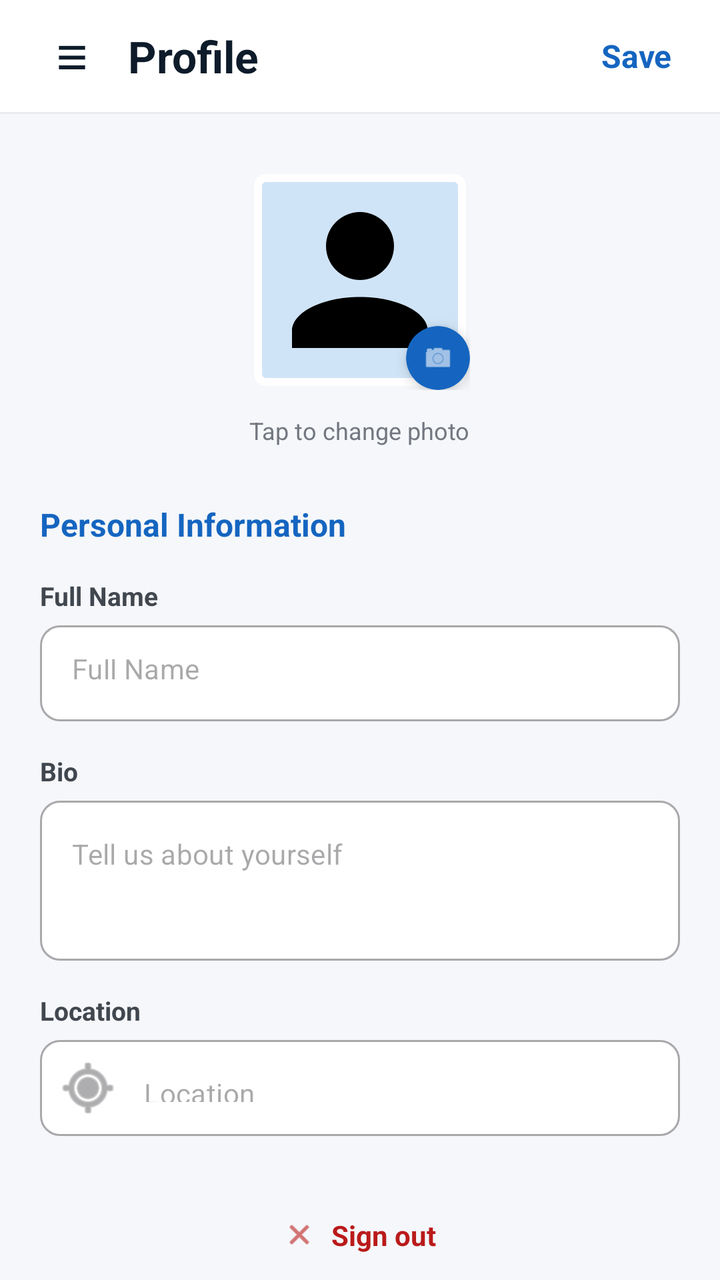
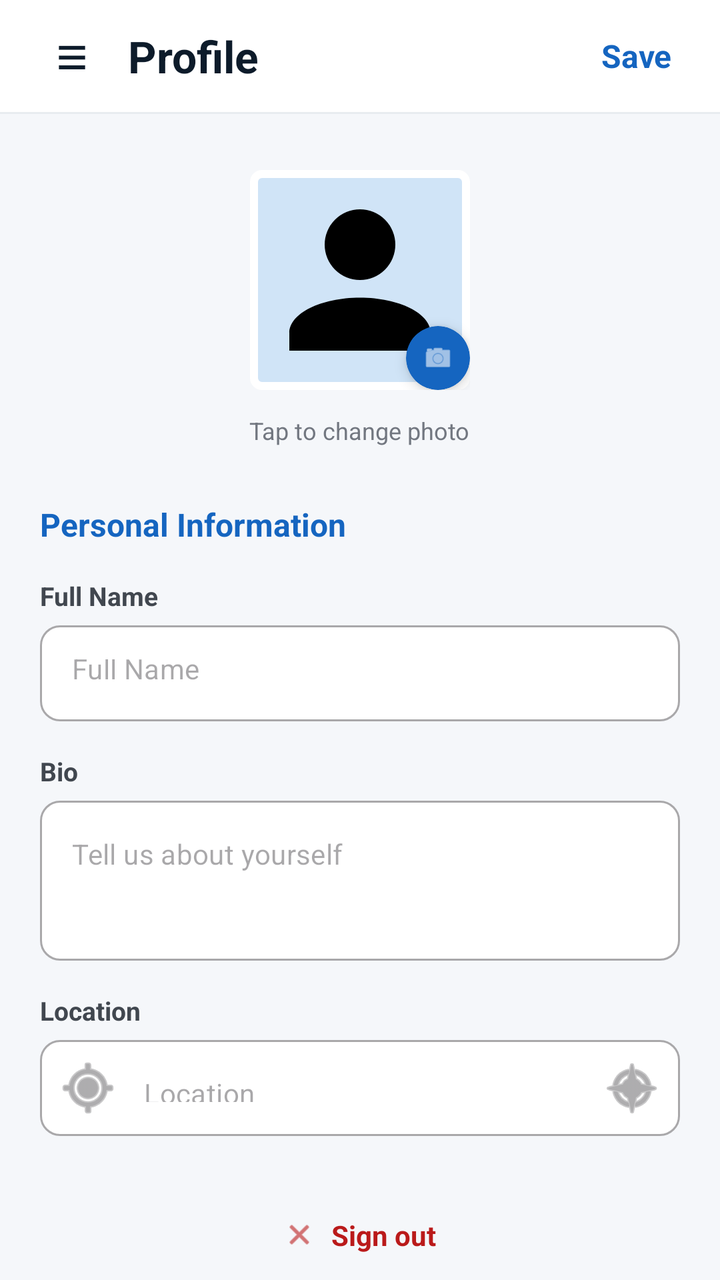

An Android layout rendered at two revisions. The XML below is the earlier revision; the diff shows what the commit changed to produce the second picture.
<!-- AndroidManifest.xml: application theme Theme.Kabarin -->
<!-- res/layout/fragment_profile.xml -->
<?xml version="1.0" encoding="utf-8"?>
<androidx.constraintlayout.widget.ConstraintLayout
    xmlns:android="http://schemas.android.com/apk/res/android"
    xmlns:app="http://schemas.android.com/apk/res-auto"
    xmlns:tools="http://schemas.android.com/tools"
    android:layout_width="match_parent"
    android:layout_height="match_parent"
    android:background="#F5F7FA">

    
    <LinearLayout
        android:id="@+id/layoutHeader"
        android:layout_width="match_parent"
        android:layout_height="56dp"
        android:orientation="horizontal"
        android:gravity="center_vertical"
        android:paddingStart="16dp"
        android:paddingEnd="16dp"
        android:background="#FFFFFF"
        app:layout_constraintTop_toTopOf="parent">

        <TextView
            android:id="@+id/btnMenu"
            android:layout_width="40dp"
            android:layout_height="40dp"
            android:text="≡"
            android:textSize="28sp"
            android:textColor="#0D1B2A"
            android:gravity="center"
            android:background="?attr/selectableItemBackgroundBorderless"
            android:clickable="true"
            android:focusable="true" />

        <TextView
            android:id="@+id/tvHeaderTitle"
            android:layout_width="0dp"
            android:layout_height="wrap_content"
            android:layout_weight="1"
            android:text="Profile"
            android:textSize="22sp"
            android:textStyle="bold"
            android:textColor="#0D1B2A"
            android:layout_marginStart="8dp" />

        
        <TextView
            android:id="@+id/tvSave"
            android:layout_width="wrap_content"
            android:layout_height="wrap_content"
            android:text="Save"
            android:textColor="#1565C0"
            android:textSize="16sp"
            android:textStyle="bold"
            android:padding="8dp"
            android:background="?attr/selectableItemBackgroundBorderless"
            android:clickable="true"
            android:focusable="true" />

    </LinearLayout>

    <View
        android:id="@+id/divider"
        android:layout_width="match_parent"
        android:layout_height="1dp"
        android:background="#E8ECF0"
        app:layout_constraintTop_toBottomOf="@id/layoutHeader" />

    
    <androidx.core.widget.NestedScrollView
        android:layout_width="match_parent"
        android:layout_height="0dp"
        android:fillViewport="true"
        app:layout_constraintTop_toBottomOf="@id/divider"
        app:layout_constraintBottom_toBottomOf="parent">

        <LinearLayout
            android:layout_width="match_parent"
            android:layout_height="wrap_content"
            android:orientation="vertical"
            android:paddingStart="20dp"
            android:paddingEnd="20dp"
            android:paddingTop="28dp"
            android:paddingBottom="80dp">

            
            <LinearLayout
                android:layout_width="match_parent"
                android:layout_height="wrap_content"
                android:orientation="vertical"
                android:gravity="center"
                android:layout_marginBottom="28dp">

                <FrameLayout
                    android:id="@+id/frameProfilePicture"
                    android:layout_width="110dp"
                    android:layout_height="110dp">

                    <com.google.android.material.imageview.ShapeableImageView
                        android:id="@+id/ivProfilePhoto"
                        android:layout_width="match_parent"
                        android:layout_height="match_parent"
                        android:scaleType="centerCrop"
                        android:src="@drawable/ic_profile"
                        android:background="#D0E4F7"
                        android:padding="4dp"
                        app:shapeAppearanceOverlay="@style/ShapeAppearance.MaterialComponents.SmallComponent"
                        app:strokeColor="#FFFFFF"
                        app:strokeWidth="4dp" />

                    <com.google.android.material.card.MaterialCardView
                        android:layout_width="32dp"
                        android:layout_height="32dp"
                        android:layout_gravity="bottom|end"
                        app:cardCornerRadius="16dp"
                        app:cardElevation="4dp"
                        app:cardBackgroundColor="#1565C0"
                        app:strokeWidth="0dp">

                        <ImageView
                            android:layout_width="16dp"
                            android:layout_height="16dp"
                            android:layout_gravity="center"
                            android:src="@android:drawable/ic_menu_camera"
                            android:contentDescription="Upload Photo"
                            app:tint="#FFFFFF" />

                    </com.google.android.material.card.MaterialCardView>

                </FrameLayout>

                <TextView
                    android:layout_width="wrap_content"
                    android:layout_height="wrap_content"
                    android:layout_marginTop="12dp"
                    android:text="Tap to change photo"
                    android:textColor="#727780"
                    android:textSize="12sp" />

            </LinearLayout>

            
            <TextView
                android:layout_width="wrap_content"
                android:layout_height="wrap_content"
                android:layout_marginBottom="16dp"
                android:text="Personal Information"
                android:textColor="#1565C0"
                android:textSize="16sp"
                android:textStyle="bold" />

            <TextView
                android:layout_width="wrap_content"
                android:layout_height="wrap_content"
                android:layout_marginBottom="6dp"
                android:text="Full Name"
                android:textColor="#41474F"
                android:textSize="13sp"
                android:textStyle="bold" />

            <com.google.android.material.textfield.TextInputLayout
                android:layout_width="match_parent"
                android:layout_height="wrap_content"
                android:layout_marginBottom="16dp"
                app:boxBackgroundColor="#FFFFFF"
                app:boxCornerRadiusTopStart="10dp"
                app:boxCornerRadiusTopEnd="10dp"
                app:boxCornerRadiusBottomStart="10dp"
                app:boxCornerRadiusBottomEnd="10dp"
                app:hintEnabled="false"
                style="@style/Widget.MaterialComponents.TextInputLayout.OutlinedBox">

                <com.google.android.material.textfield.TextInputEditText
                    android:id="@+id/etFullName"
                    android:layout_width="match_parent"
                    android:layout_height="48dp"
                    android:hint="Full Name"
                    android:textColor="#0A1D2D"
                    android:textSize="14sp" />

            </com.google.android.material.textfield.TextInputLayout>

            <TextView
                android:layout_width="wrap_content"
                android:layout_height="wrap_content"
                android:layout_marginBottom="6dp"
                android:text="Bio"
                android:textColor="#41474F"
                android:textSize="13sp"
                android:textStyle="bold" />

            <com.google.android.material.textfield.TextInputLayout
                android:layout_width="match_parent"
                android:layout_height="wrap_content"
                android:layout_marginBottom="16dp"
                app:boxBackgroundColor="#FFFFFF"
                app:boxCornerRadiusTopStart="10dp"
                app:boxCornerRadiusTopEnd="10dp"
                app:boxCornerRadiusBottomStart="10dp"
                app:boxCornerRadiusBottomEnd="10dp"
                app:hintEnabled="false"
                style="@style/Widget.MaterialComponents.TextInputLayout.OutlinedBox">

                <com.google.android.material.textfield.TextInputEditText
                    android:id="@+id/etBio"
                    android:layout_width="match_parent"
                    android:layout_height="wrap_content"
                    android:minHeight="80dp"
                    android:gravity="top"
                    android:hint="Tell us about yourself"
                    android:textColor="#0A1D2D"
                    android:textSize="14sp"
                    android:inputType="textMultiLine" />

            </com.google.android.material.textfield.TextInputLayout>

            <TextView
                android:layout_width="wrap_content"
                android:layout_height="wrap_content"
                android:layout_marginBottom="6dp"
                android:text="Location"
                android:textColor="#41474F"
                android:textSize="13sp"
                android:textStyle="bold" />

            <com.google.android.material.textfield.TextInputLayout
                android:layout_width="match_parent"
                android:layout_height="wrap_content"
                android:layout_marginBottom="28dp"
                app:boxBackgroundColor="#FFFFFF"
                app:boxCornerRadiusTopStart="10dp"
                app:boxCornerRadiusTopEnd="10dp"
                app:boxCornerRadiusBottomStart="10dp"
                app:boxCornerRadiusBottomEnd="10dp"
                app:hintEnabled="false"
                app:startIconDrawable="@android:drawable/ic_menu_mylocation"
                style="@style/Widget.MaterialComponents.TextInputLayout.OutlinedBox">

                <com.google.android.material.textfield.TextInputEditText
                    android:id="@+id/etLocation"
                    android:layout_width="match_parent"
                    android:layout_height="48dp"
                    android:hint="Location"
                    android:textColor="#0A1D2D"
                    android:textSize="14sp" />

            </com.google.android.material.textfield.TextInputLayout>

            <LinearLayout
                android:id="@+id/layoutSignOut"
                android:layout_width="match_parent"
                android:layout_height="wrap_content"
                android:orientation="horizontal"
                android:gravity="center"
                android:padding="12dp"
                android:background="?attr/selectableItemBackground"
                android:clickable="true"
                android:focusable="true">

                <ImageView
                    android:layout_width="16dp"
                    android:layout_height="16dp"
                    android:layout_marginEnd="8dp"
                    android:src="@android:drawable/ic_menu_close_clear_cancel"
                    app:tint="#BA1A1A" />

                <TextView
                    android:id="@+id/tvSignOut"
                    android:layout_width="wrap_content"
                    android:layout_height="wrap_content"
                    android:text="Sign out"
                    android:textColor="#BA1A1A"
                    android:textSize="14sp"
                    android:textStyle="bold" />

            </LinearLayout>

        </LinearLayout>
    </androidx.core.widget.NestedScrollView>

</androidx.constraintlayout.widget.ConstraintLayout>
<!-- resources referenced by this layout -->
<resources>
  <!-- drawable ic_profile (drawable) -->
  <vector xmlns:android="http://schemas.android.com/apk/res/android"
      android:width="24dp"
      android:height="24dp"
      android:viewportWidth="24"
      android:viewportHeight="24">
      <path
          android:fillColor="#FF000000"
          android:pathData="M12,4A4,4 0 0,1 16,8A4,4 0 0,1 12,12A4,4 0 0,1 8,8A4,4 0 0,1 12,4M12,14C16.42,14 20,15.79 20,18V20H4V18C4,15.79 7.58,14 12,14Z" />
  </vector>
  <style name="Theme.Kabarin" parent="Base.Theme.Kabarin" />
  <style name="Base.Theme.Kabarin" parent="Theme.Material3.DayNight.NoActionBar">
          
          
      </style>
</resources>

<!-- the commit's change to res/layout/fragment_profile.xml (unified diff, before → after) -->
@@ -42,7 +42,6 @@
             android:textColor="#0D1B2A"
             android:layout_marginStart="8dp" />
 
-        
         <TextView
             android:id="@+id/tvSave"
             android:layout_width="wrap_content"
@@ -65,7 +64,6 @@
         android:background="#E8ECF0"
         app:layout_constraintTop_toBottomOf="@id/layoutHeader" />
 
-    
     <androidx.core.widget.NestedScrollView
         android:layout_width="match_parent"
         android:layout_height="0dp"
@@ -102,7 +100,7 @@
                         android:scaleType="centerCrop"
                         android:src="@drawable/ic_profile"
                         android:background="#D0E4F7"
-                        android:padding="4dp"
+                        android:padding="2dp"
                         app:shapeAppearanceOverlay="@style/ShapeAppearance.MaterialComponents.SmallComponent"
                         app:strokeColor="#FFFFFF"
                         app:strokeWidth="4dp" />
@@ -138,7 +136,6 @@
 
             </LinearLayout>
 
-            
             <TextView
                 android:layout_width="wrap_content"
                 android:layout_height="wrap_content"
@@ -148,6 +145,7 @@
                 android:textSize="16sp"
                 android:textStyle="bold" />
 
+            
             <TextView
                 android:layout_width="wrap_content"
                 android:layout_height="wrap_content"
@@ -179,6 +177,7 @@
 
             </com.google.android.material.textfield.TextInputLayout>
 
+            
             <TextView
                 android:layout_width="wrap_content"
                 android:layout_height="wrap_content"
@@ -213,6 +212,7 @@
 
             </com.google.android.material.textfield.TextInputLayout>
 
+            
             <TextView
                 android:layout_width="wrap_content"
                 android:layout_height="wrap_content"
@@ -223,6 +223,7 @@
                 android:textStyle="bold" />
 
             <com.google.android.material.textfield.TextInputLayout
+                android:id="@+id/tlLocation"
                 android:layout_width="match_parent"
                 android:layout_height="wrap_content"
                 android:layout_marginBottom="28dp"
@@ -233,6 +234,9 @@
                 app:boxCornerRadiusBottomEnd="10dp"
                 app:hintEnabled="false"
                 app:startIconDrawable="@android:drawable/ic_menu_mylocation"
+                app:endIconMode="custom"
+                app:endIconDrawable="@android:drawable/ic_menu_compass"
+                app:endIconContentDescription="Ambil Lokasi Saat Ini"
                 style="@style/Widget.MaterialComponents.TextInputLayout.OutlinedBox">
 
                 <com.google.android.material.textfield.TextInputEditText
